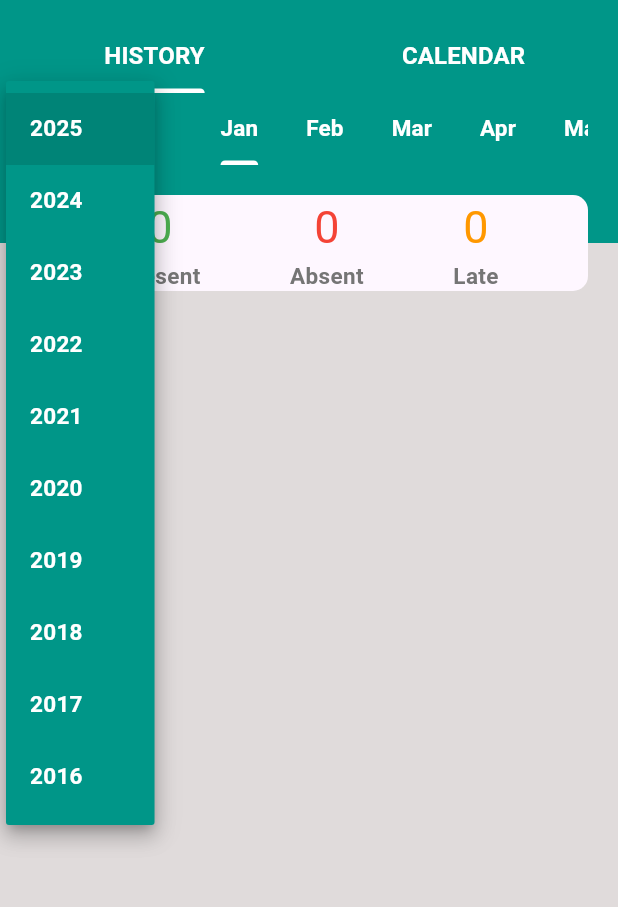
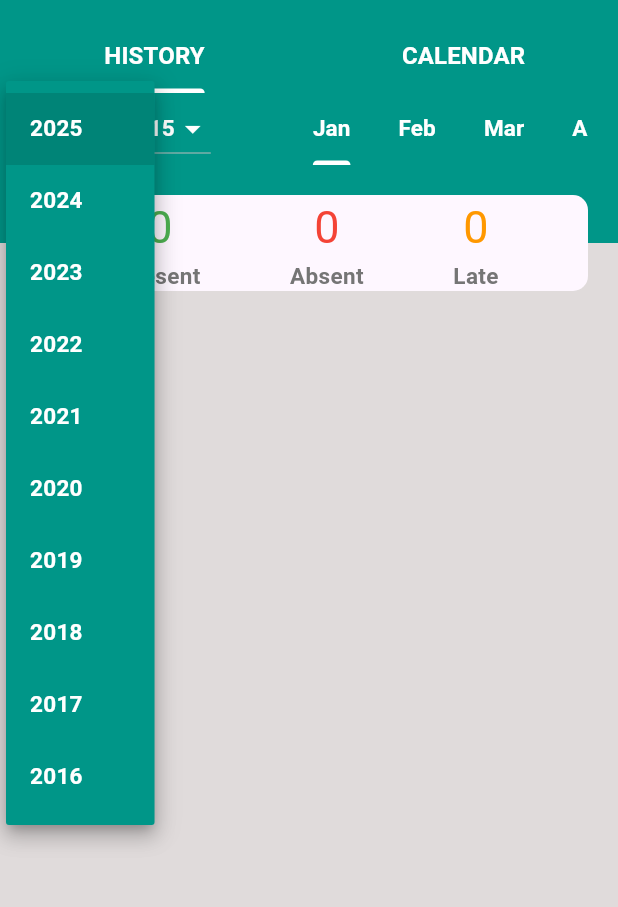
Before and after one commit to arjaymangubat1104/FlutterHRPortal, a Flutter app: the AttendancePage screen opened directly with empty values, after a tap on an icon or button, on a phone screen of 412 x 824 dp, the part 63-970 px from its top. Run offline on Flutter 3.47's test engine with Material 3 defaults, Android fonts, the phone set to English and light mode, and no system bars; our stand-ins replace cloud_firestore, date_picker_timeline, firebase_auth, firebase_core, loading_indicator; missing offline and left inert: animated_analog_clock; accounts and stored records are empty.

Commit message:
Update attendance page
-add cutoffs drowdown button in attendance page
-add schedule model and view model

```diff
--- a/lib/main.dart
+++ b/lib/main.dart
@@ -1,9 +1,9 @@
 import 'package:flutter/material.dart';
 import 'package:flutter_attendance_system/viewmodel/attendance_view_model.dart';
 import 'package:flutter_attendance_system/viewmodel/auth_view_model.dart';
+import 'package:flutter_attendance_system/viewmodel/schedule_view_model.dart';
 import 'package:flutter_attendance_system/viewmodel/theme_view_model.dart';
 import 'package:flutter_attendance_system/viewmodel/time_date_view_model.dart';
-import 'package:flutter_attendance_system/views/attendance_page.dart';
 import 'package:flutter_attendance_system/views/notification_page.dart';
 import 'package:flutter_attendance_system/views/home_page.dart';
 import 'package:flutter_attendance_system/views/intro_page.dart';
@@ -49,6 +49,7 @@ class MyApp extends StatelessWidget {
           ),
         ),
         ChangeNotifierProvider(create: (context) => ThemeViewModel()),
+        ChangeNotifierProvider(create: (context) => ScheduleViewModel()),
         // Add other providers here
       ],
       child: MaterialApp(
--- /dev/null
+++ b/lib/models/schedule_model.dart
@@ -0,0 +1,44 @@
+class ScheduleModel {
+  final String scheduleIn; //default schedule in
+  final String scheduleOut; //default schedule out
+  final String scheduleStartDayOfTheWeek;
+  final String scheduleEndDayofTheWeek;
+  final String scheduleType;
+  final String breakStartTime;
+  final String breakEndTime;
+
+  ScheduleModel({
+    required this.scheduleIn,
+    required this.scheduleOut,
+    required this.scheduleStartDayOfTheWeek,
+    required this.scheduleEndDayofTheWeek,
+    required this.scheduleType,
+    required this.breakStartTime,
+    required this.breakEndTime,
+  });
+
+  factory ScheduleModel.fromJson(Map<String, dynamic> json) {
+    return ScheduleModel(
+      scheduleIn: json['schedule_in'],
+      scheduleOut: json['schedule_out'],
+      scheduleStartDayOfTheWeek: json['schedule_start_date'],
+      scheduleEndDayofTheWeek: json['schedule_end_date'],
+      scheduleType: json['schedule_type'],
+      breakStartTime: json['break_start_time'],
+      breakEndTime: json['break_end_time'],
+    );
+  }
+
+  Map<String, dynamic> toJson() {
+    return {
+      'schedule_in': scheduleIn,
+      'schedule_out': scheduleOut,
+      'schedule_start_date': scheduleStartDayOfTheWeek,
+      'schedule_end_date': scheduleEndDayofTheWeek,
+      'schedule_type': scheduleType,
+      'break_start_time': breakStartTime,
+      'break_end_time': breakEndTime,
+    };
+  }
+
+}
--- a/lib/utils/attendace_history_tile.dart
+++ b/lib/utils/attendace_history_tile.dart
@@ -10,9 +10,9 @@ class AttendaceHistoryTile extends StatelessWidget {
   final String timeIn;
   final String timeOut;
   final String status;
-  Function(String?)? onChanged;
+  final Function(String?)? onChanged;
 
-  AttendaceHistoryTile({
+  const AttendaceHistoryTile({
     super.key,
     required this.date,
     required this.attendanceStatus,
--- a/lib/viewmodel/attendance_view_model.dart
+++ b/lib/viewmodel/attendance_view_model.dart
@@ -128,15 +128,15 @@ class AttendanceViewModel extends ChangeNotifier{
     }
   }
 
-  Future<List<UserAttendanceModel>> fetchAllUserAttendanceByYearAndMonth(int year, int month) async {
+  Future<List<UserAttendanceModel>> fetchAllUserAttendanceByYearAndMonth(int year, int month, int cutoffs) async {
     try {
       List<UserAttendanceModel> attendanceListByYearAndMonth = [];
       UserModel? userModel = authViewModel.userModel;
       if (userModel == null) {
         throw Exception("User not logged in");
       }
-      DateTime startDate = DateTime(year, month, 1);
-      DateTime endDate = DateTime(year, month + 1, 0); // Last day of the month
+      DateTime startDate = cutoffs == 15 ? DateTime(year, month, 1) : DateTime(year, month, 16); // Start date of the month
+      DateTime endDate = cutoffs == 15 ? DateTime(year, month, 15) : DateTime(year, month + 1, 0); // Last day of the month
       QuerySnapshot attendanceQuery = await _firestore.collection('attendance')
         .where('user_id', isEqualTo: userModel.uid)
         .where('attendance_date', isGreaterThanOrEqualTo: DateFormat('yyyy-MM-dd').format(startDate))
--- a/lib/viewmodel/auth_view_model.dart
+++ b/lib/viewmodel/auth_view_model.dart
@@ -1,11 +1,14 @@
 import 'package:firebase_auth/firebase_auth.dart';
 import 'package:cloud_firestore/cloud_firestore.dart';
 import 'package:flutter/material.dart';
+import 'package:flutter_attendance_system/viewmodel/schedule_view_model.dart';
 import '../models/user_model.dart';
 
 class AuthViewModel extends ChangeNotifier {
   final FirebaseAuth _auth = FirebaseAuth.instance;
   final FirebaseFirestore _firestore = FirebaseFirestore.instance;
+  final ScheduleViewModel _scheduleViewModel = ScheduleViewModel();
+
   UserModel? _userModel;
   String? _errorMessage;
   bool _isSuccessSignUp = false;
@@ -36,6 +39,7 @@ class AuthViewModel extends ChangeNotifier {
           .collection('users')
           .doc(user.uid)
           .set(_userModel!.toMap());
+      await _scheduleViewModel.saveDefaultSchedule(user.uid);
 
       notifyListeners();
       _isSuccessSignUp = true;
--- a/lib/views/attendance_page.dart
+++ b/lib/views/attendance_page.dart
@@ -1,6 +1,7 @@
 import 'package:flutter/material.dart';
 import 'package:flutter_attendance_system/models/attendance_model.dart';
 import 'package:flutter_attendance_system/utils/attendace_history_tile.dart';
+import 'package:flutter_attendance_system/utils/loading_indicator.dart';
 import 'package:flutter_attendance_system/viewmodel/attendance_view_model.dart';
 import 'package:flutter_attendance_system/viewmodel/time_date_view_model.dart';
 import 'package:provider/provider.dart';
@@ -11,30 +12,42 @@ import '../viewmodel/theme_view_model.dart';
 class AttendancePage extends StatefulWidget {
   final AttendanceViewModel attendanceViewModel;
   final TimeDateViewModel timeDateViewModel;
-  const AttendancePage({super.key, required this.attendanceViewModel, required this.timeDateViewModel});
+  const AttendancePage(
+      {super.key,
+      required this.attendanceViewModel,
+      required this.timeDateViewModel});
 
   @override
   State<AttendancePage> createState() => _AttendancePageState();
 }
 
-class _AttendancePageState extends State<AttendancePage> with TickerProviderStateMixin {
+class _AttendancePageState extends State<AttendancePage>
+    with TickerProviderStateMixin {
   late TabController _tabController, _monthTabController;
-  final List<DateTime> _months = List.generate(12, (index) => DateTime(0, index + 1));
-  final List<int> _years = List.generate(10, (index) => DateTime.now().year - index);
+  final List<DateTime> _months =
+      List.generate(12, (index) => DateTime(0, index + 1));
+  final List<int> _cutoffs = [
+    15,
+    30,
+  ];
+  final List<int> _years =
+      List.generate(10, (index) => DateTime.now().year - index);
   int _selectedYear = DateTime.now().year;
+  int _selectedCutoff = 15;
   int selectedMonth = DateTime.now().month;
   List<UserAttendanceModel> attendanceListByYearAndMonth = [];
-
+  bool _showSpinner = false;
 
   @override
   void initState() {
     super.initState();
     _tabController = TabController(length: 2, vsync: this);
     _monthTabController = TabController(length: _months.length, vsync: this);
-    WidgetsBinding.instance.addPostFrameCallback((_) async{
+    WidgetsBinding.instance.addPostFrameCallback((_) async {
       _updateAttendaceListByYearAndMonth();
     });
   }
+
   @override
   void dispose() {
     _tabController.dispose();
@@ -42,11 +55,21 @@ class _AttendancePageState extends State<AttendancePage> with TickerProviderStat
     super.dispose();
   }
 
-  void _updateAttendaceListByYearAndMonth() async{
-    attendanceListByYearAndMonth = await widget.attendanceViewModel.fetchAllUserAttendanceByYearAndMonth(_selectedYear, selectedMonth);
-    setState(() {
-
-    });
+  void _updateAttendaceListByYearAndMonth() async {
+    try {
+      setState(() {
+        _showSpinner = true;
+      });
+      attendanceListByYearAndMonth = await widget.attendanceViewModel
+          .fetchAllUserAttendanceByYearAndMonth(
+              _selectedYear, selectedMonth, _selectedCutoff);
+    } catch (e) {
+      print(e);
+    } finally {
+      setState(() {
+        _showSpinner = false;
+      });
+    }
   }
 
   @override
@@ -102,8 +125,10 @@ class _AttendancePageState extends State<AttendancePage> with TickerProviderStat
                         children: [
                           DropdownButton<int>(
                             value: _selectedYear,
-                            dropdownColor: themeViewModel.currentTheme.themeColor,
-                            iconEnabledColor: themeViewModel.currentTheme.boxTextColor,
+                            dropdownColor:
+                                themeViewModel.currentTheme.themeColor,
+                            iconEnabledColor:
+                                themeViewModel.currentTheme.boxTextColor,
                             items: _years.map((year) {
                               return DropdownMenuItem<int>(
                                 value: year,
@@ -118,8 +143,34 @@ class _AttendancePageState extends State<AttendancePage> with TickerProviderStat
                                 ),
                               );
                             }).toList(),
-                            onChanged: (value) async{
+                            onChanged: (value) async {
                               _selectedYear = value!;
+                              _updateAttendaceListByYearAndMonth();
+                            },
+                          ),
+                          const SizedBox(width: 20),
+                          DropdownButton<int>(
+                            value: _selectedCutoff,
+                            dropdownColor:
+                                themeViewModel.currentTheme.themeColor,
+                            iconEnabledColor:
+                                themeViewModel.currentTheme.boxTextColor,
+                            items: _cutoffs.map((cutoffs) {
+                              return DropdownMenuItem<int>(
+                                value: cutoffs,
+                                child: Text(
+                                  cutoffs.toString(),
+                                  style: TextStyle(
+                                    fontSize: 15,
+                                    fontWeight: FontWeight.bold,
+                                    color: themeViewModel
+                                        .currentTheme.boxTextColor,
+                                  ),
+                                ),
+                              );
+                            }).toList(),
+                            onChanged: (value) async {
+                              _selectedCutoff = value!;
                               _updateAttendaceListByYearAndMonth();
                             },
                           ),
@@ -128,7 +179,8 @@ class _AttendancePageState extends State<AttendancePage> with TickerProviderStat
                               controller: _monthTabController,
                               isScrollable: true,
                               tabs: _months
-                                  .map((month) => Tab(text: DateFormat.MMM().format(month)))
+                                  .map((month) =>
+                                      Tab(text: DateFormat.MMM().format(month)))
                                   .toList(),
                               dividerColor:
                                   themeViewModel.currentTheme.themeColor,
@@ -142,7 +194,7 @@ class _AttendancePageState extends State<AttendancePage> with TickerProviderStat
                                 fontSize: 15,
                                 fontWeight: FontWeight.bold,
                               ),
-                              onTap: (index) async{
+                              onTap: (index) async {
                                 selectedMonth = index + 1;
                                 _updateAttendaceListByYearAndMonth();
                               },
@@ -222,12 +274,24 @@ class _AttendancePageState extends State<AttendancePage> with TickerProviderStat
                         itemCount: attendanceListByYearAndMonth.length,
                         itemBuilder: (context, index) {
                           return AttendaceHistoryTile(
-                            date: attendanceListByYearAndMonth[index].attendanceDate.toString(),
+                            date: attendanceListByYearAndMonth[index]
+                                .attendanceDate
+                                .toString(),
                             attendanceStatus: 'Present',
-                            dropDownDate: widget.timeDateViewModel.formatDateString(attendanceListByYearAndMonth[index].attendanceDate.toString()),
-                            timeIn: attendanceListByYearAndMonth[index].timeIn.toString(),
-                            timeOut: attendanceListByYearAndMonth[index].timeOut.toString(),
-                            status: attendanceListByYearAndMonth[index].attendanceStatus.toString(),
+                            dropDownDate: widget.timeDateViewModel
+                                .formatDateString(
+                                    attendanceListByYearAndMonth[index]
+                                        .attendanceDate
+                                        .toString()),
+                            timeIn: attendanceListByYearAndMonth[index]
+                                .timeIn
+                                .toString(),
+                            timeOut: attendanceListByYearAndMonth[index]
+                                .timeOut
+                                .toString(),
+                            status: attendanceListByYearAndMonth[index]
+                                .attendanceStatus
+                                .toString(),
                           );
                         },
                       ),
@@ -317,7 +381,14 @@ class _AttendancePageState extends State<AttendancePage> with TickerProviderStat
                     ),
                   ),
                 ),
-              )
+              ),
+              if (_showSpinner)
+                Container(
+                  color: Colors.black.withOpacity(0.5),
+                  child: Center(
+                    child: CustomLoadingIndicator(),
+                  ),
+                ),
             ],
           ),
         ],
--- a/lib/views/home_page.dart
+++ b/lib/views/home_page.dart
@@ -492,7 +492,7 @@ class _HomePageState extends State<HomePage> {
                                     const SizedBox(height: 5),
                                     Text(
                                       'SCHEDULE',
-                                      style: TextStyle(
+                                        style: TextStyle(
                                         fontSize: 13,
                                       ),
                                     )
```
Also changed, not shown: lib/viewmodel/schedule_view_model.dart (added, +29 -0 lines).
